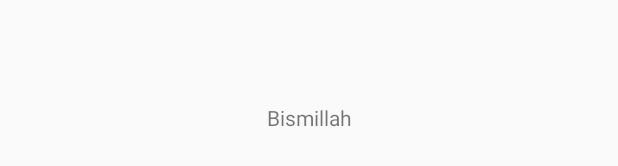
After one commit to zolandhole/DialogIslamGaruda, an Android app: the layout activity_home.xml on its own in the app's theme, with its tools: preview values and no code run, on a phone screen of 412 x 824 dp. The commit adds this screen. Shown: the part 501-667 px from the top of the screen. Run offline under Robolectric (Android 15) with nearby library versions, the phone set to English and light mode, and no system bars.

Commit message:
New Activity Launch - Home Activity

```diff
--- a/app/src/main/AndroidManifest.xml
+++ b/app/src/main/AndroidManifest.xml
@@ -11,6 +11,7 @@
         android:supportsRtl="true"
         android:theme="@style/AppTheme"
         tools:ignore="AllowBackup,GoogleAppIndexingWarning">
+        <activity android:name=".HomeActivity"></activity>
         <activity
             android:name=".MainActivity"
             android:screenOrientation="portrait">
--- /dev/null
+++ b/app/src/main/res/layout/activity_home.xml
@@ -0,0 +1,24 @@
+<?xml version="1.0" encoding="utf-8"?>
+<android.support.constraint.ConstraintLayout xmlns:android="http://schemas.android.com/apk/res/android"
+    xmlns:app="http://schemas.android.com/apk/res-auto"
+    xmlns:tools="http://schemas.android.com/tools"
+    android:layout_width="match_parent"
+    android:layout_height="match_parent"
+    tools:context=".HomeActivity">
+
+    <TextView
+        android:id="@+id/textView"
+        android:layout_width="wrap_content"
+        android:layout_height="wrap_content"
+        android:layout_marginStart="8dp"
+        android:layout_marginLeft="8dp"
+        android:layout_marginTop="8dp"
+        android:layout_marginEnd="8dp"
+        android:layout_marginRight="8dp"
+        android:layout_marginBottom="8dp"
+        android:text="Bismillah"
+        app:layout_constraintBottom_toBottomOf="parent"
+        app:layout_constraintEnd_toEndOf="parent"
+        app:layout_constraintStart_toStartOf="parent"
+        app:layout_constraintTop_toTopOf="parent" />
+</android.support.constraint.ConstraintLayout>
```
Also changed, not shown: app/src/main/java/yandi/yarud/dialogislamgaruda/HomeActivity.java (added, +13 -0 lines), app/src/main/java/yandi/yarud/dialogislamgaruda/MainActivity.java (+9 -0 lines).
